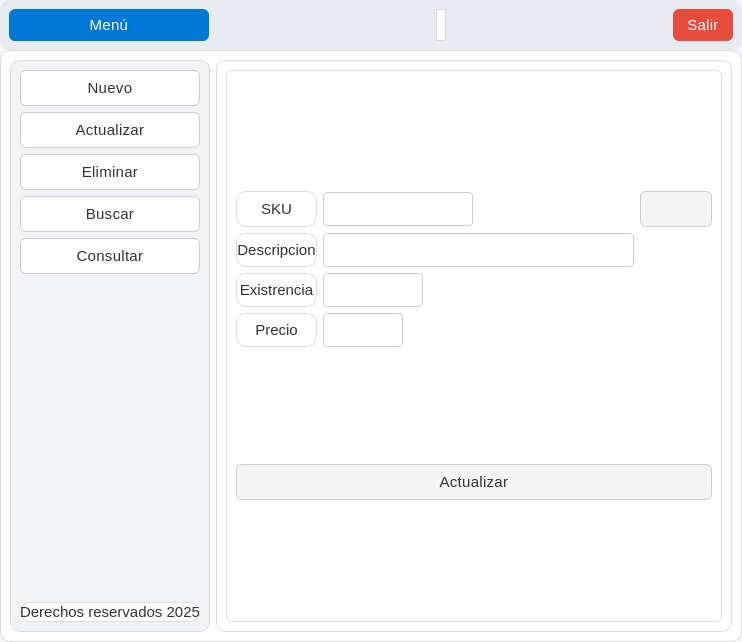
Qt form ui/ui_productos.ui (javieralejan2005/Cru-jabi-) before a commit.
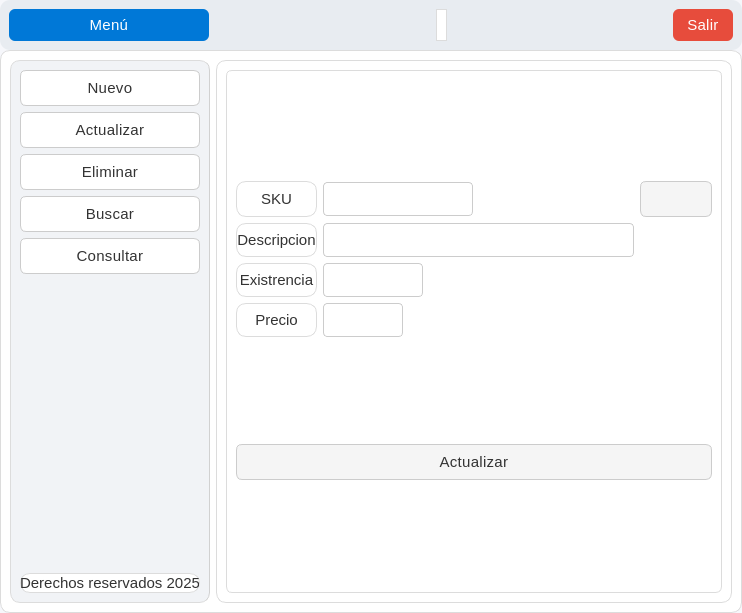
The same form after that commit. Icons and pictures are not drawn.

The edit to the form file:
```diff
--- a/ui/ui_productos.ui
+++ b/ui/ui_productos.ui
@@ -7,7 +7,7 @@
     <x>0</x>
     <y>0</y>
     <width>742</width>
-    <height>642</height>
+    <height>613</height>
    </rect>
   </property>
   <property name="windowTitle">
@@ -272,7 +272,7 @@
         </spacer>
        </item>
        <item>
-        <widget class="QLabel" name="label">
+        <widget class="QLabel" name="mensaje">
          <property name="text">
           <string/>
          </property>
```
